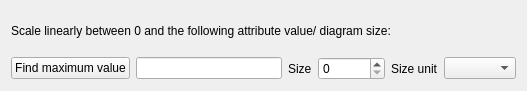
First picture: the form in qgis/src/plugins/diagram_overlay/qgslinearlyscalingdialogbase.ui, repository sourcepole/qgis, before the edit.
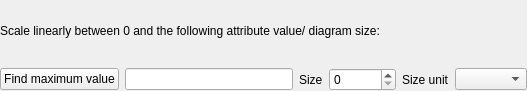
Second picture: the form after the edit.

Commit message: [FEATURE] UI cleanups in prep of using property lists. Main visual difference is that labels dont have property lists no in vec props

```diff
--- a/qgis/src/plugins/diagram_overlay/qgslinearlyscalingdialogbase.ui
+++ b/qgis/src/plugins/diagram_overlay/qgslinearlyscalingdialogbase.ui
@@ -14,11 +14,17 @@
    <string>Form</string>
   </property>
   <layout class="QGridLayout">
+   <property name="margin">
+    <number>0</number>
+   </property>
    <item row="0" column="0">
     <widget class="QLabel" name="mTitleLabel">
      <property name="text">
       <string>Scale linearly between 0 and the following attribute value/ diagram size:</string>
      </property>
+     <property name="wordWrap">
+      <bool>true</bool>
+     </property>
     </widget>
    </item>
    <item row="1" column="0">
```
The commit also changes 7 other files.
